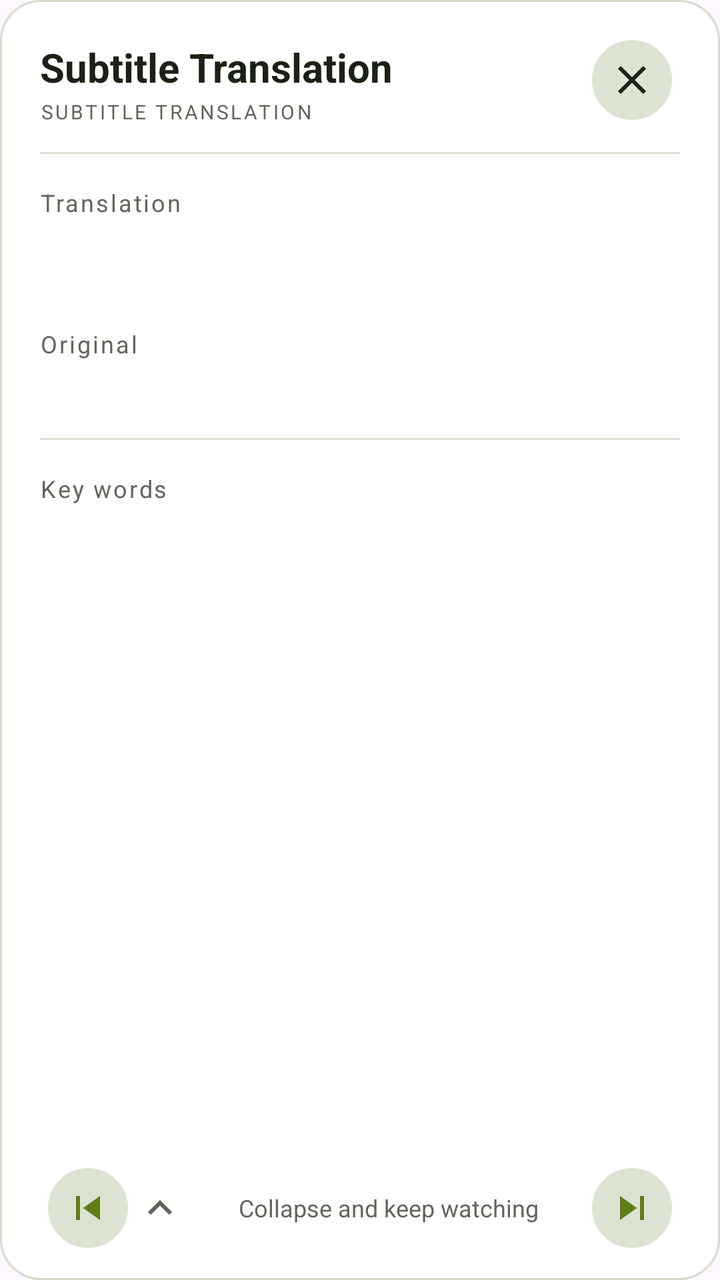
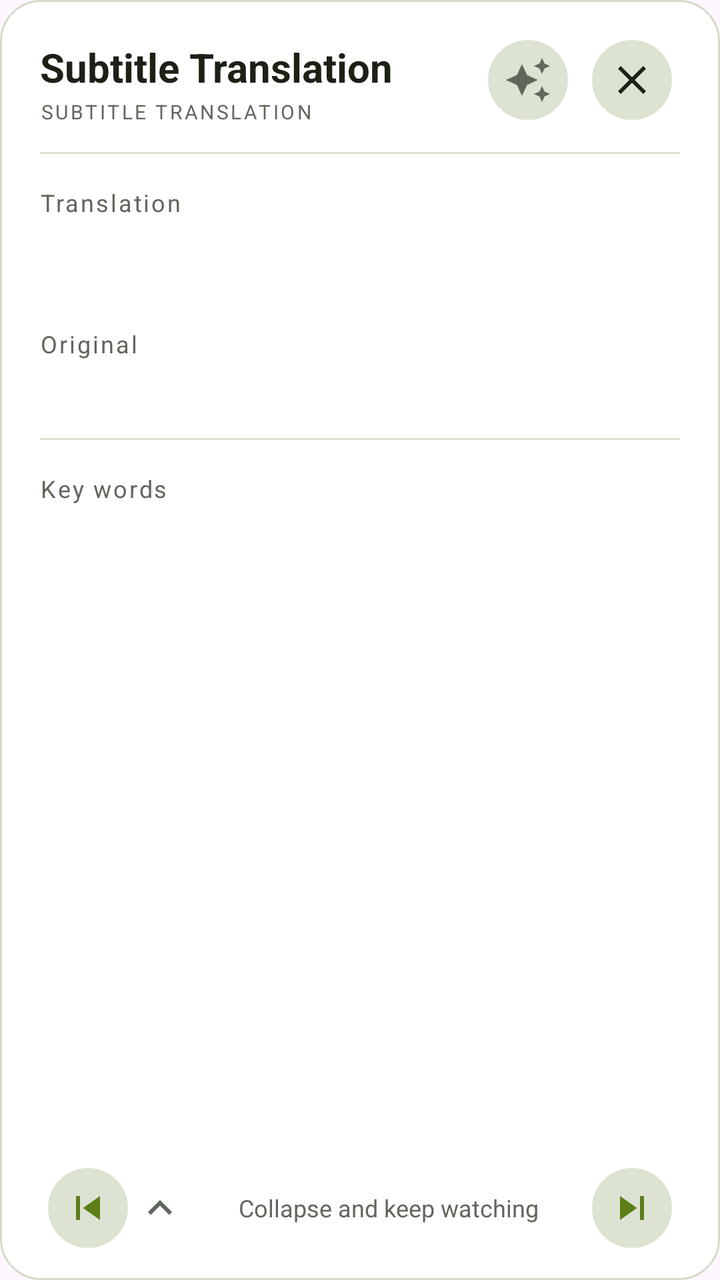

Compare the two renders of this Android layout. The source of the first and the diff that turns it into the second are given below.
<!-- AndroidManifest.xml: application theme Theme.SubtitleTranslator -->
<!-- res/layout/overlay_translation.xml -->
<?xml version="1.0" encoding="utf-8"?>
<LinearLayout xmlns:android="http://schemas.android.com/apk/res/android"
    android:layout_width="match_parent"
    android:layout_height="wrap_content"
    android:layout_marginHorizontal="12dp"
    android:orientation="vertical"
    android:background="@drawable/bg_translation_overlay"
    android:paddingHorizontal="@dimen/overlay_padding_horizontal"
    android:paddingTop="16dp"
    android:paddingBottom="12dp">

    
    <LinearLayout
        android:layout_width="match_parent"
        android:layout_height="wrap_content"
        android:orientation="horizontal"
        android:gravity="top">

        <LinearLayout
            android:layout_width="0dp"
            android:layout_height="wrap_content"
            android:layout_weight="1"
            android:orientation="vertical"
            android:paddingTop="4dp">

            <TextView
                android:layout_width="match_parent"
                android:layout_height="wrap_content"
                android:text="@string/overlay_title"
                android:textAppearance="@style/TextAppearance.SubtitleTranslator.ScreenTitle" />

            <TextView
                android:layout_width="match_parent"
                android:layout_height="wrap_content"
                android:layout_marginTop="2dp"
                android:text="@string/overlay_subtitle"
                android:textAppearance="@style/TextAppearance.SubtitleTranslator.Overline" />
        </LinearLayout>

        <ImageButton
            android:id="@+id/btnClose"
            android:layout_width="@dimen/touch_target"
            android:layout_height="@dimen/touch_target"
            android:padding="12dp"
            android:scaleType="fitCenter"
            android:background="@drawable/bg_icon_button"
            android:src="@drawable/ic_close"
            android:contentDescription="@string/action_close" />
    </LinearLayout>

    
    <View
        android:layout_width="match_parent"
        android:layout_height="1dp"
        android:layout_marginTop="12dp"
        android:background="@color/divider" />

    
    <ScrollView
        android:id="@+id/contentScroll"
        android:layout_width="match_parent"
        android:layout_height="0dp"
        android:layout_weight="1"
        android:scrollbars="vertical">

        <LinearLayout
            android:layout_width="match_parent"
            android:layout_height="wrap_content"
            android:orientation="vertical">

            
            <TextView
                android:layout_width="match_parent"
                android:layout_height="wrap_content"
                android:layout_marginTop="16dp"
                android:text="@string/overlay_translated_label"
                android:textAppearance="@style/TextAppearance.SubtitleTranslator.SectionLabel" />

            <TextView
                android:id="@+id/tvTranslatedText"
                android:layout_width="match_parent"
                android:layout_height="wrap_content"
                android:layout_marginTop="6dp"
                android:textAppearance="@style/TextAppearance.SubtitleTranslator.Translation" />

            
            <TextView
                android:layout_width="match_parent"
                android:layout_height="wrap_content"
                android:layout_marginTop="16dp"
                android:text="@string/overlay_original_label"
                android:textAppearance="@style/TextAppearance.SubtitleTranslator.SectionLabel" />

            
            <LinearLayout
                android:layout_width="match_parent"
                android:layout_height="wrap_content"
                android:layout_marginTop="4dp"
                android:gravity="top"
                android:orientation="horizontal">

                <TextView
                    android:id="@+id/tvOriginalText"
                    android:layout_width="0dp"
                    android:layout_height="wrap_content"
                    android:layout_weight="1"
                    android:textSize="14sp"
                    android:textColor="@color/text_secondary"
                    android:lineSpacingMultiplier="1.35" />

                <ImageButton
                    android:id="@+id/btnSaveSentence"
                    android:layout_width="@dimen/touch_target"
                    android:layout_height="@dimen/touch_target"
                    android:layout_marginStart="4dp"
                    android:background="@drawable/bg_icon_button"
                    android:contentDescription="@string/action_save_sentence"
                    android:padding="12dp"
                    android:scaleType="fitCenter"
                    android:src="@drawable/ic_bookmark_border"
                    android:visibility="gone" />
            </LinearLayout>

            
            <View
                android:layout_width="match_parent"
                android:layout_height="1dp"
                android:layout_marginVertical="16dp"
                android:background="@color/divider" />

            
            <LinearLayout
                android:layout_width="match_parent"
                android:layout_height="wrap_content"
                android:orientation="horizontal"
                android:gravity="center_vertical">

                <TextView
                    android:layout_width="0dp"
                    android:layout_height="wrap_content"
                    android:layout_weight="1"
                    android:text="@string/overlay_key_words"
                    android:textAppearance="@style/TextAppearance.SubtitleTranslator.SectionLabel" />

                <TextView
                    android:id="@+id/tvWordCount"
                    android:layout_width="wrap_content"
                    android:layout_height="wrap_content"
                    android:textAppearance="@style/TextAppearance.SubtitleTranslator.Caption"
                    android:visibility="gone" />
            </LinearLayout>

            <LinearLayout
                android:id="@+id/wordsContainer"
                android:layout_width="match_parent"
                android:layout_height="wrap_content"
                android:layout_marginTop="4dp"
                android:orientation="vertical" />

        </LinearLayout>
    </ScrollView>

    
    <LinearLayout
        android:layout_width="match_parent"
        android:layout_height="48dp"
        android:layout_marginTop="4dp"
        android:orientation="horizontal"
        android:gravity="center_vertical">

        <ImageButton
            android:id="@+id/btnPreviousSubtitle"
            android:layout_width="48dp"
            android:layout_height="48dp"
            android:padding="12dp"
            android:scaleType="fitCenter"
            android:background="@drawable/bg_icon_button"
            android:src="@drawable/ic_skip_previous"
            android:contentDescription="@string/overlay_previous_subtitle" />

        <TextView
            android:id="@+id/btnCollapse"
            android:layout_width="0dp"
            android:layout_height="48dp"
            android:layout_weight="1"
            android:gravity="center"
            android:clickable="true"
            android:focusable="true"
            android:background="?attr/selectableItemBackground"
            android:drawableStart="@drawable/ic_expand_less"
            android:drawablePadding="4dp"
            android:text="@string/overlay_collapse_hint"
            android:textSize="12sp"
            android:textColor="@color/text_secondary" />

        <ImageButton
            android:id="@+id/btnNextSubtitle"
            android:layout_width="48dp"
            android:layout_height="48dp"
            android:padding="12dp"
            android:scaleType="fitCenter"
            android:background="@drawable/bg_icon_button"
            android:src="@drawable/ic_skip_next"
            android:contentDescription="@string/overlay_next_subtitle" />
    </LinearLayout>

</LinearLayout>
<!-- resources referenced by this layout -->
<resources>
  <color name="divider">#FFDCE1D3</color>
  <color name="text_secondary">#FF60675B</color>
  <dimen name="overlay_padding_horizontal">20dp</dimen>
  <dimen name="touch_target">48dp</dimen>
  <!-- drawable bg_translation_overlay (drawable) -->
  <?xml version="1.0" encoding="utf-8"?>
  <shape xmlns:android="http://schemas.android.com/apk/res/android"
      android:shape="rectangle">
      <solid android:color="@color/panel_bg" />
      <stroke
          android:width="1dp"
          android:color="@color/card_stroke" />
      <corners android:radius="@dimen/panel_radius" />
  </shape>
  <string name="action_close">Close</string>
  <string name="action_save_sentence">Save sentence</string>
  <string name="overlay_collapse_hint">Collapse and keep watching</string>
  <string name="overlay_key_words">Key words</string>
  <string name="overlay_next_subtitle">Next line</string>
  <string name="overlay_original_label">Original</string>
  <string name="overlay_previous_subtitle">Previous line</string>
  <string name="overlay_subtitle">SUBTITLE TRANSLATION</string>
  <string name="overlay_title">Subtitle Translation</string>
  <string name="overlay_translated_label">Translation</string>
  <style name="TextAppearance.SubtitleTranslator.Caption" parent="TextAppearance.Material3.BodySmall">
          <item name="android:textSize">12sp</item>
          <item name="android:textColor">@color/text_secondary</item>
      </style>
  <style name="TextAppearance.SubtitleTranslator.Overline" parent="TextAppearance.Material3.BodySmall">
          <item name="android:textSize">10sp</item>
          <item name="android:textColor">@color/text_secondary</item>
          <item name="android:letterSpacing">0.12</item>
      </style>
  <style name="TextAppearance.SubtitleTranslator.ScreenTitle" parent="TextAppearance.Material3.TitleLarge">
          <item name="android:textSize">20sp</item>
          <item name="android:textStyle">bold</item>
          <item name="android:textColor">@color/text_primary</item>
      </style>
  <style name="TextAppearance.SubtitleTranslator.SectionLabel" parent="TextAppearance.Material3.BodySmall">
          <item name="android:textSize">12sp</item>
          <item name="android:textColor">@color/text_secondary</item>
          <item name="android:letterSpacing">0.08</item>
      </style>
  <style name="TextAppearance.SubtitleTranslator.Translation" parent="TextAppearance.Material3.HeadlineMedium">
          <item name="android:textSize">24sp</item>
          <item name="android:textStyle">bold</item>
          <item name="android:textColor">@color/accent_dim</item>
          <item name="android:lineSpacingMultiplier">1.45</item>
      </style>
  <color name="surface_variant">#FFDDE3D2</color>
  <color name="panel_bg">#FFFFFFFF</color>
  <color name="card_stroke">#FFD5DCCB</color>
  <dimen name="panel_radius">20dp</dimen>
  <color name="text_primary">#FF1C2116</color>
  <color name="accent">#FF5E7D18</color>
  <color name="accent_dim">#FF49650F</color>
  <color name="on_accent">#FFFFFFFF</color>
  <color name="accent_container">#FFE6F1C8</color>
  <color name="on_accent_container">#FF35450C</color>
  <color name="screen_bg">#FFF6F7F2</color>
  <color name="surface_tile">#FFECF0E3</color>
  <color name="card_bg">#FFECF0E3</color>
  <color name="button_outline">#FFC8CEBF</color>
  <color name="stop_button">#FFB3261E</color>
  <!-- unchanged entries left out for length: 7 -->
</resources>

<!-- the commit's change to res/layout/overlay_translation.xml (unified diff, before → after) -->
@@ -36,6 +36,18 @@
                 android:text="@string/overlay_subtitle"
                 android:textAppearance="@style/TextAppearance.SubtitleTranslator.Overline" />
         </LinearLayout>
+
+        
+        <ImageButton
+            android:id="@+id/btnAiTranslate"
+            android:layout_width="@dimen/touch_target"
+            android:layout_height="@dimen/touch_target"
+            android:layout_marginEnd="4dp"
+            android:padding="12dp"
+            android:scaleType="fitCenter"
+            android:background="@drawable/bg_icon_button"
+            android:src="@drawable/ic_ai"
+            android:contentDescription="@string/overlay_ai_translate" />
 
         <ImageButton
             android:id="@+id/btnClose"
<!-- resource entries referenced after the edit -->
@@ -14,8 +14,21 @@
           android:color="@color/card_stroke" />
       <corners android:radius="@dimen/panel_radius" />
   </shape>
+  <!-- drawable ic_ai (drawable) -->
+  <?xml version="1.0" encoding="utf-8"?>
+  <vector xmlns:android="http://schemas.android.com/apk/res/android"
+      android:width="24dp"
+      android:height="24dp"
+      android:viewportWidth="24"
+      android:viewportHeight="24"
+      android:tint="@color/text_secondary">
+      <path
+          android:fillColor="@android:color/white"
+          android:pathData="M19,9l1.25,-2.75L23,5l-2.75,-1.25L19,1l-1.25,2.75L15,5l2.75,1.25L19,9zM19,15l-1.25,2.75L15,19l2.75,1.25L19,23l1.25,-2.75L23,19l-2.75,-1.25L19,15zM11.5,9.5L9,4 6.5,9.5 1,12l5.5,2.5L9,20l2.5,-5.5L17,12l-5.5,-2.5z" />
+  </vector>
   <string name="action_close">Close</string>
   <string name="action_save_sentence">Save sentence</string>
+  <string name="overlay_ai_translate">AI translation</string>
   <string name="overlay_collapse_hint">Collapse and keep watching</string>
   <string name="overlay_key_words">Key words</string>
   <string name="overlay_next_subtitle">Next line</string>
